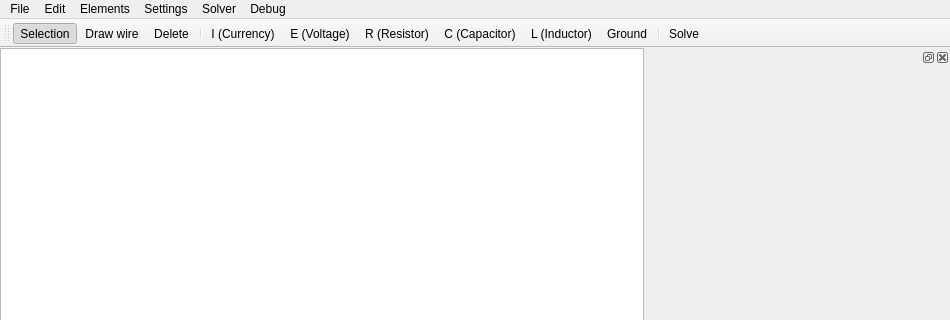
First picture: the form in mainwindow.ui, repository sbrepo2022/equiv_solver, before the edit; both pictures show x 0 to 950 and y 0 to 320 of the 950 by 750 pixel window.
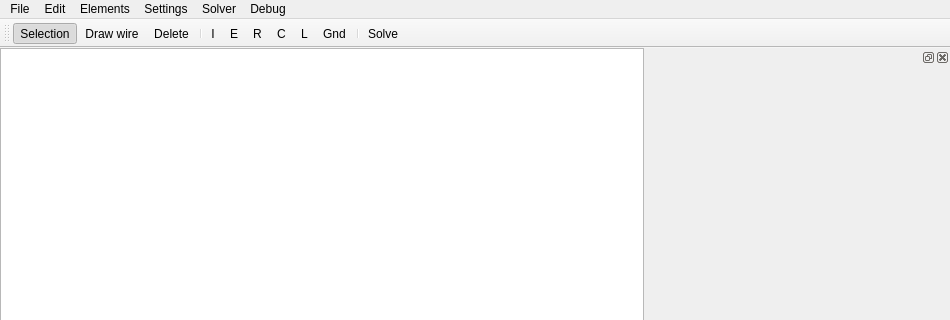
Second picture: the form after the edit. Icons and pictures are not drawn. Custom widgets are drawn as their Qt base class.

Commit message: Setup fonts and style

Diff of the .ui file:
```diff
--- a/mainwindow.ui
+++ b/mainwindow.ui
@@ -10,6 +10,11 @@
     <height>750</height>
    </rect>
   </property>
+  <property name="font">
+   <font>
+    <family>Segoe UI</family>
+   </font>
+  </property>
   <property name="windowTitle">
    <string>EquivSolver</string>
   </property>
@@ -47,7 +52,7 @@
   </widget>
   <widget class="QToolBar" name="mainToolBar">
    <property name="toolButtonStyle">
-    <enum>Qt::ToolButtonTextUnderIcon</enum>
+    <enum>Qt::ToolButtonTextBesideIcon</enum>
    </property>
    <attribute name="toolBarArea">
     <enum>TopToolBarArea</enum>
@@ -170,7 +175,7 @@
      <normaloff>:/circuit_icons/resources/dc.png</normaloff>:/circuit_icons/resources/dc.png</iconset>
    </property>
    <property name="text">
-    <string>I (Currency)</string>
+    <string>I</string>
    </property>
    <property name="toolTip">
     <string>I (Currency Source)</string>
@@ -188,7 +193,7 @@
      <normaloff>:/circuit_icons/resources/battery.png</normaloff>:/circuit_icons/resources/battery.png</iconset>
    </property>
    <property name="text">
-    <string>E (Voltage)</string>
+    <string>E</string>
    </property>
    <property name="toolTip">
     <string>E (Voltage Source)</string>
@@ -206,7 +211,7 @@
      <normaloff>:/circuit_icons/resources/resistor.png</normaloff>:/circuit_icons/resources/resistor.png</iconset>
    </property>
    <property name="text">
-    <string>R (Resistor)</string>
+    <string>R</string>
    </property>
    <property name="toolTip">
     <string>R (Resistor)</string>
@@ -224,7 +229,7 @@
      <normaloff>:/circuit_icons/resources/capacitor.png</normaloff>:/circuit_icons/resources/capacitor.png</iconset>
    </property>
    <property name="text">
-    <string>C (Capacitor)</string>
+    <string>C</string>
    </property>
    <property name="toolTip">
     <string>C (Capacitor)</string>
@@ -242,7 +247,7 @@
      <normaloff>:/circuit_icons/resources/inductor.png</normaloff>:/circuit_icons/resources/inductor.png</iconset>
    </property>
    <property name="text">
-    <string>L (Inductor)</string>
+    <string>L</string>
    </property>
    <property name="toolTip">
     <string>L (Inductor)</string>
@@ -337,7 +342,7 @@
      <normaloff>:/circuit_icons/resources/ground.png</normaloff>:/circuit_icons/resources/ground.png</iconset>
    </property>
    <property name="text">
-    <string>Ground</string>
+    <string>Gnd</string>
    </property>
    <property name="toolTip">
     <string>Ground</string>
```
Left out of the diff: 2 changed lines with no effect on the pictures. The commit also changes 25 other files.
